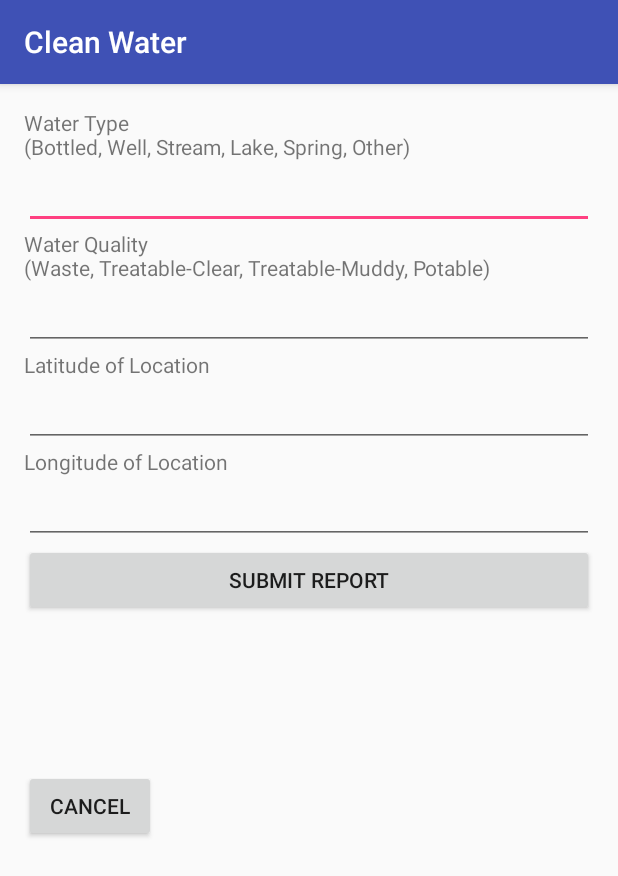
After one commit to Yhprum/CleanWater, an Android app: the ReportActivity screen opened directly, with no data from a screen before it, on a phone screen of 412 x 824 dp. The commit adds this screen. Shown: the top 876 px of the screen. Run offline under Robolectric (Android 15) with nearby library versions, the phone set to English and light mode, and no system bars; our stand-ins replace Firebase (no records; nobody signed in at launch, a user with empty details on screens opened directly).

Commit message:
Added screens for submitting water source reports

```diff
--- a/app/src/main/AndroidManifest.xml
+++ b/app/src/main/AndroidManifest.xml
@@ -2,7 +2,7 @@
 <manifest xmlns:android="http://schemas.android.com/apk/res/android"
     package="edu.gatech.cleanwater">
 
-    <uses-permission android:name="android.permission.INTERNET"/>
+    <uses-permission android:name="android.permission.INTERNET" />
 
     <application
         android:allowBackup="true"
@@ -19,7 +19,8 @@
         </activity>
         <activity android:name=".controllers.LoginActivity" />
         <activity android:name=".controllers.ProfileActivity" />
-        <activity android:name=".controllers.RegisterActivity"></activity>
+        <activity android:name=".controllers.RegisterActivity" />
+        <activity android:name=".controllers.ReportActivity"></activity>
     </application>
 
 </manifest>
--- /dev/null
+++ b/app/src/main/java/edu/gatech/cleanwater/controllers/ReportActivity.java
@@ -0,0 +1,80 @@
+package edu.gatech.cleanwater.controllers;
+
+import android.content.Intent;
+import android.icu.util.Calendar;
+import android.support.v7.app.AppCompatActivity;
+import android.os.Bundle;
+import android.view.View;
+import android.widget.Button;
+import android.widget.EditText;
+
+import com.google.firebase.auth.FirebaseAuth;
+
+import java.text.DateFormat;
+import java.text.SimpleDateFormat;
+import java.util.Date;
+import java.util.Locale;
+
+import edu.gatech.cleanwater.Model.SourceReport;
+import edu.gatech.cleanwater.Model.SourceReportList;
+import edu.gatech.cleanwater.R;
+
+public class ReportActivity extends AppCompatActivity {
+
+    private EditText etType;
+    private EditText etQuality;
+    private EditText etLat;
+    private EditText etLong;
+    private Button bSubmit;
+    private Button bCancel;
+
+    @Override
+    protected void onCreate(Bundle savedInstanceState) {
+        super.onCreate(savedInstanceState);
+        setContentView(R.layout.activity_report);
+
+        bSubmit = (Button) findViewById(R.id.bSubmit);
+        bCancel = (Button) findViewById(R.id.bCancel);
+
+        etType = (EditText) findViewById(R.id.etType);
+        etQuality = (EditText) findViewById(R.id.etQuality);
+        etLat = (EditText) findViewById(R.id.etLat);
+        etLong = (EditText) findViewById(R.id.etLong);
+
+        bCancel.setOnClickListener(new View.OnClickListener() {
+            @Override
+            public void onClick(View v) {
+                Intent back = new Intent(ReportActivity.this, ProfileActivity.class);
+                startActivity(back);
+            }
+        });
+
+        bSubmit.setOnClickListener(new View.OnClickListener() {
+            @Override
+            public void onClick(View v) {
+                submitReport();
+            }
+        });
+    }
+
+    /**
+     * Submits a new Water Source Report with the given fields filled out
+     */
+    private void submitReport() {
+        //TODO: add some verification, add compass directions to lat/Long
+        String type = etType.getText().toString().trim();
+        String quality = etQuality.getText().toString().trim();
+        double lat = Double.parseDouble(etLat.getText().toString().trim());
+        double longitude = Double.parseDouble(etLong.getText().toString().trim());
+
+        DateFormat dateFormat = new SimpleDateFormat("MM/dd/yyyy HH:mm:ss");
+        Date d = new Date();
+        String date = dateFormat.format(d);
+
+        String name = FirebaseAuth.getInstance().getCurrentUser().getEmail();
+
+        SourceReport report = new SourceReport(date, name, type, quality);
+
+        SourceReportList.getInstance().addReport(report);
+    }
+}
--- /dev/null
+++ b/app/src/main/res/layout/activity_report.xml
@@ -0,0 +1,88 @@
+<?xml version="1.0" encoding="utf-8"?>
+<RelativeLayout xmlns:android="http://schemas.android.com/apk/res/android"
+    xmlns:tools="http://schemas.android.com/tools"
+    android:id="@+id/activity_report"
+    android:layout_width="match_parent"
+    android:layout_height="match_parent"
+    android:paddingBottom="@dimen/activity_vertical_margin"
+    android:paddingLeft="@dimen/activity_horizontal_margin"
+    android:paddingRight="@dimen/activity_horizontal_margin"
+    android:paddingTop="@dimen/activity_vertical_margin"
+    tools:context="edu.gatech.cleanwater.controllers.ReportActivity">
+
+    <LinearLayout
+        android:orientation="vertical"
+        android:layout_width="match_parent"
+        android:layout_height="match_parent"
+        android:layout_alignParentTop="true"
+        android:layout_alignParentStart="true">
+
+        <TextView
+            android:text="Water Type\n(Bottled, Well, Stream, Lake, Spring, Other)"
+            android:layout_width="match_parent"
+            android:layout_height="wrap_content"
+            android:id="@+id/tvType" />
+
+        <EditText
+            android:layout_width="match_parent"
+            android:layout_height="wrap_content"
+            android:inputType="textPersonName"
+            android:ems="10"
+            android:id="@+id/etType" />
+
+        <TextView
+            android:text="Water Quality\n(Waste, Treatable-Clear, Treatable-Muddy, Potable)"
+            android:layout_width="match_parent"
+            android:layout_height="wrap_content"
+            android:id="@+id/tvQuality" />
+
+        <EditText
+            android:layout_width="match_parent"
+            android:layout_height="wrap_content"
+            android:inputType="textPersonName"
+            android:ems="10"
+            android:id="@+id/etQuality" />
+
+        <TextView
+            android:text="Latitude of Location"
+            android:layout_width="match_parent"
+            android:layout_height="wrap_content"
+            android:id="@+id/tvLat" />
+
+        <EditText
+            android:layout_width="match_parent"
+            android:layout_height="wrap_content"
+            android:inputType="numberSigned|numberDecimal"
+            android:ems="10"
+            android:id="@+id/etLat" />
+
+        <TextView
+            android:text="Longitude of Location"
+            android:layout_width="match_parent"
+            android:layout_height="wrap_content"
+            android:id="@+id/tvLong" />
+
+        <EditText
+            android:layout_width="match_parent"
+            android:layout_height="wrap_content"
+            android:inputType="numberSigned|numberDecimal"
+            android:ems="10"
+            android:id="@+id/etLong" />
+
+        <Button
+            android:text="Submit Report"
+            android:layout_width="match_parent"
+            android:layout_height="wrap_content"
+            android:id="@+id/bSubmit" />
+
+    </LinearLayout>
+
+    <Button
+        android:text="Cancel"
+        android:layout_width="wrap_content"
+        android:layout_height="wrap_content"
+        android:id="@+id/bCancel"
+        android:layout_alignParentTop="true"
+        android:layout_alignParentStart="true"
+        android:layout_marginTop="441dp" />
+</RelativeLayout>
```
Also changed, not shown: app/src/main/java/edu/gatech/cleanwater/Model/SourceReport.java (added, +24 -0 lines), app/src/main/java/edu/gatech/cleanwater/Model/SourceReportList.java (added, +28 -0 lines), app/src/main/java/edu/gatech/cleanwater/controllers/ProfileActivity.java (+10 -0 lines), app/src/main/res/layout/activity_profile.xml (+8 -0 lines).
